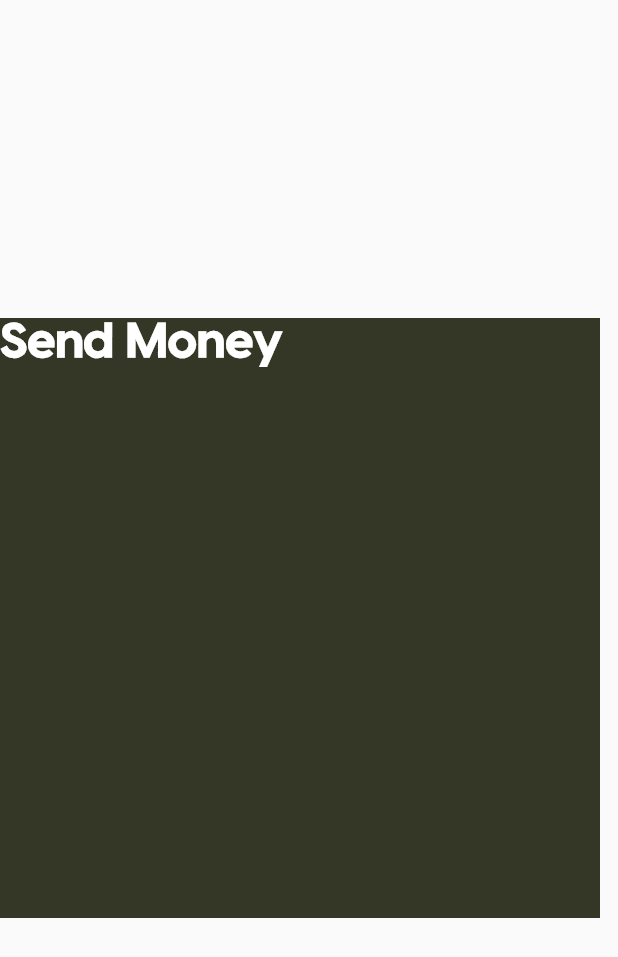
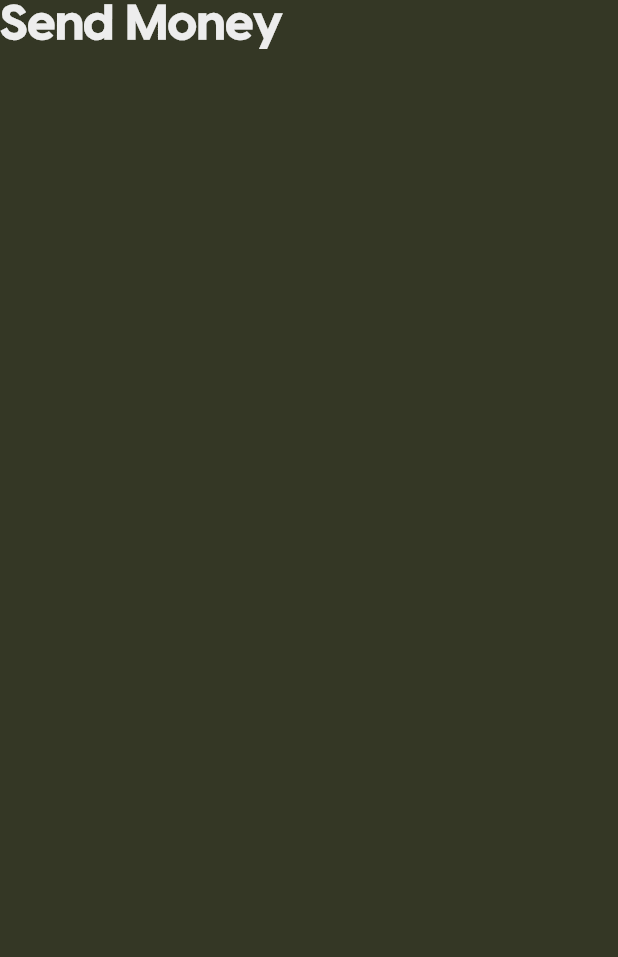
Before and after one commit to chuatomoliver/ojt_repo, a Flutter app: the screen it shows after launch, after a tap on an icon or button, on a phone screen of 412 x 824 dp. Shown: the top 957 px of the screen. Run offline on Flutter 3.47's test engine with Material 2 defaults, Android fonts, the phone set to English and light mode, and no system bars.

Commit message:
Added a send_money screen

```diff
--- a/fintech_app/lib/screens/dashboard.dart
+++ b/fintech_app/lib/screens/dashboard.dart
@@ -1,4 +1,3 @@
-import 'package:animations/animations.dart';
 import 'package:fintech_app/constants/colors.dart';
 import 'package:fintech_app/screens/send_money.dart';
 import 'package:fintech_app/widgets/widgets.dart';
@@ -14,8 +13,6 @@
 class _DashboardState extends State<Dashboard> {
   @override
   Widget build(BuildContext context) {
-    const transitionType = ContainerTransitionType.fadeThrough;
-
     return Scaffold(
       appBar: AppBar(
         title: titleText(
@@ -27,9 +24,28 @@
         backgroundColor: Colors.transparent,
       ),
       body: Column(
-        mainAxisAlignment: MainAxisAlignment.center,
-        crossAxisAlignment: CrossAxisAlignment.start,
+        mainAxisAlignment: MainAxisAlignment.start,
+        crossAxisAlignment: CrossAxisAlignment.center,
         children: [
+          Container(
+            decoration: BoxDecoration(
+              color: Colors.transparent,
+              borderRadius: BorderRadius.circular(40),
+              border: Border.all(
+                width: 4,
+                color: secondaryColor,
+              ),
+            ),
+            width: MediaQuery.of(context).size.width * .96,
+            height: MediaQuery.of(context).size.height * .32,
+            child: Center(
+              child: titleText(
+                text: '\$9000.00',
+                color: secondaryColor,
+                weight: FontWeight.normal,
+              ),
+            ),
+          ),
           // titleText(
           //   text: 'Dashboard',
           //   color: secondaryColor,
@@ -38,14 +54,12 @@
           Row(
             mainAxisAlignment: MainAxisAlignment.center,
             children: [
-              OpenContainer(
-                transitionDuration: const Duration(seconds: 4),
-                openBuilder: (context, _) => const SendMoney(),
-                closedBuilder: (
-                  context,
-                  VoidCallback openContainer,
-                ) =>
-                    dashboardCard(
+              Hero(
+                tag: 'test',
+                child: dashboardCard(
+                  contentColor: primaryColor,
+                  fillColor: tertiaryColor,
+                  outlineColor: Colors.transparent,
                   text: 'Send\nMoney',
                   icon: Icons.send_rounded,
                   context: context,
@@ -64,6 +78,9 @@
                 context: context,
               ),
               dashboardCard(
+                outlineColor: secondaryColor,
+                fillColor: Colors.transparent,
+                contentColor: secondaryColor,
                 text: 'Transaction History',
                 icon: Icons.history_rounded,
                 context: context,
--- a/fintech_app/lib/screens/send_money.dart
+++ b/fintech_app/lib/screens/send_money.dart
@@ -13,21 +13,23 @@
   @override
   Widget build(BuildContext context) {
     return Scaffold(
-      body: Column(
-        mainAxisAlignment: MainAxisAlignment.center,
-        crossAxisAlignment: CrossAxisAlignment.start,
-        children: [
-          Container(
-            height: 400,
-            width: 400,
-            color: secondaryColor,
-            child: titleText(
-              text: 'Send Money',
-              color: Colors.white,
-              weight: FontWeight.bold,
-            ),
+      backgroundColor: secondaryColor,
+      body: Hero(
+        tag: 'test',
+        child: Container(
+          color: secondaryColor,
+          child: Column(
+            mainAxisAlignment: MainAxisAlignment.start,
+            crossAxisAlignment: CrossAxisAlignment.center,
+            children: [
+              titleText(
+                text: 'Send Money',
+                color: primaryColor,
+                weight: FontWeight.bold,
+              ),
+            ],
           ),
-        ],
+        ),
       ),
     );
   }
--- a/fintech_app/lib/widgets/widgets.dart
+++ b/fintech_app/lib/widgets/widgets.dart
@@ -18,7 +18,9 @@
   required Color color,
   required FontWeight weight,
 }) {
-  return Text(
+  return Material(
+    color: Colors.transparent,
+    child: Text(
       text,
       style: TextStyle(
         fontFamily: 'Visby',
@@ -26,6 +28,7 @@
         fontWeight: weight,
         height: 1,
         color: color,
+      ),
     ),
   );
 }
@@ -116,18 +119,21 @@
   required IconData icon,
   required BuildContext context,
   required void Function() onPressed,
+  required Color fillColor,
+  required Color outlineColor,
+  required Color contentColor,
 }) {
   return SizedBox(
     height: 160,
     width: 160,
     child: FilledButton(
       style: FilledButton.styleFrom(
-        backgroundColor: primaryColor,
+        backgroundColor: fillColor,
         shape: RoundedRectangleBorder(
           borderRadius: BorderRadius.circular(40),
-          side: const BorderSide(
+          side: BorderSide(
             width: 4,
-            color: secondaryColor,
+            color: outlineColor,
             style: BorderStyle.solid,
           ),
         ),
@@ -138,7 +144,7 @@
         children: [
           Icon(
             icon,
-            color: secondaryColor,
+            color: contentColor,
             size: 32,
           ),
           columnSpacer(
@@ -148,10 +154,10 @@
           Text(
             text,
             textAlign: TextAlign.center,
-            style: const TextStyle(
+            style: TextStyle(
               fontFamily: 'Visby',
               fontSize: 18,
-              color: secondaryColor,
+              color: contentColor,
             ),
           ),
         ],
@@ -160,11 +166,11 @@
   );
 }
 
+Color bottomBarColor = secondaryColor;
+
 Widget bottomContainer() {
-  return Container(
-    decoration: const BoxDecoration(
-      color: primaryColor,
-    ),
+  return AnimatedContainer(
+    duration: const Duration(seconds: 1),
     height: 500,
     width: 500,
     child: Column(
```
Lines whose indentation alone changed are shown as unchanged.
